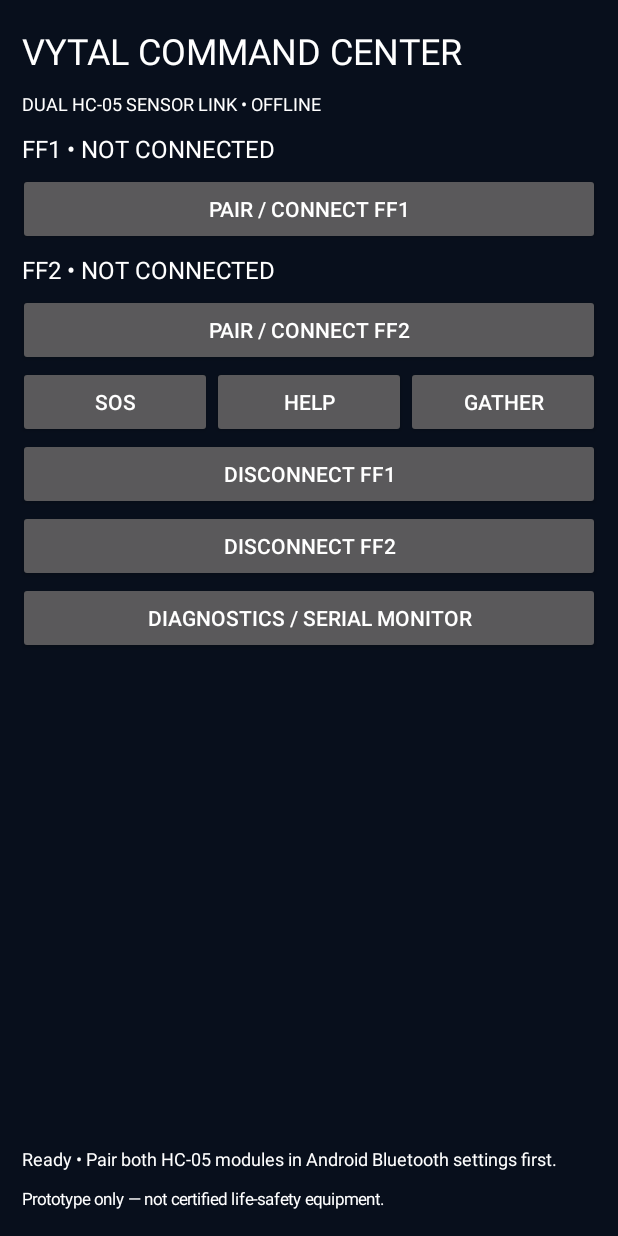
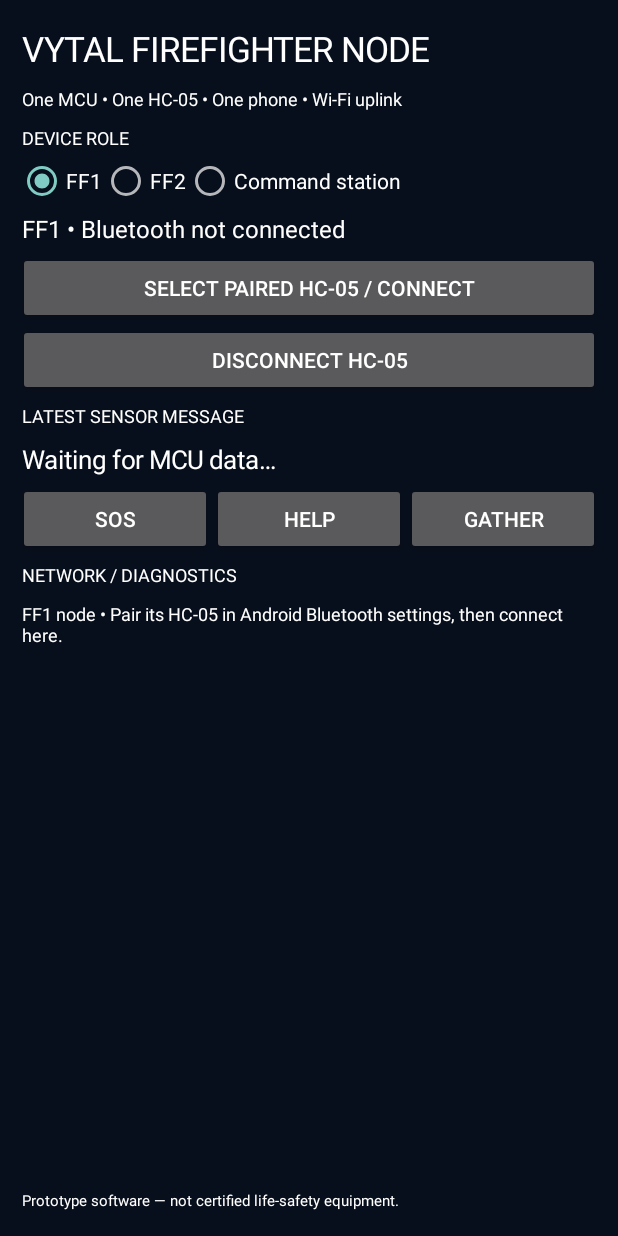
Before and after one commit to MD7parvez/vytal-mesh, an Android app: the screen it shows after launch (MainActivity), on a phone screen of 412 x 824 dp. Run offline under Robolectric (Android 15) with nearby library versions, the phone set to English and light mode, and no system bars.

Commit message:
Replace dual Bluetooth dashboard with FF1 FF2 and station role app

```diff
--- a/hc05-command-center/app/src/main/java/com/vytal/commandcenter/MainActivity.kt
+++ b/hc05-command-center/app/src/main/java/com/vytal/commandcenter/MainActivity.kt
@@ -1,103 +1,244 @@
 package com.vytal.commandcenter
 
 import android.Manifest
+import android.app.Activity
 import android.app.AlertDialog
-import android.app.Activity
 import android.bluetooth.BluetoothAdapter
 import android.content.*
 import android.content.pm.PackageManager
+import android.net.wifi.WifiManager
 import android.os.Build
 import android.os.Bundle
-import android.view.Gravity
+import android.view.View
 import android.widget.*
 import android.graphics.Color
+import java.net.DatagramPacket
+import java.net.DatagramSocket
+import java.net.InetAddress
+import kotlin.concurrent.thread
 
 class MainActivity : Activity() {
+    private lateinit var status: TextView
+    private lateinit var lastData: TextView
     private lateinit var log: TextView
-    private lateinit var status1: TextView
-    private lateinit var status2: TextView
     private lateinit var raw: TextView
-    private var diagnostics = false
+    private lateinit var connectButton: Button
+    private lateinit var disconnectButton: Button
+    private lateinit var alertRow: LinearLayout
+    private var role = "FF1"
+    @Volatile private var stationRunning = false
+    @Volatile private var stationSocket: DatagramSocket? = null
 
     private val receiver = object : BroadcastReceiver() {
         override fun onReceive(context: Context?, intent: Intent?) {
-            val slot = intent?.getStringExtra(BluetoothService.EVENT_SLOT) ?: return
-            val status = intent.getStringExtra(BluetoothService.EVENT_STATUS) ?: ""
+            val state = intent?.getStringExtra(BluetoothService.EVENT_STATUS) ?: return
             val line = intent.getStringExtra(BluetoothService.EVENT_LINE) ?: ""
-            val target = if (slot == "FF1") status1 else status2
-            target.text = "$slot • $status"
+            status.text = "Bluetooth • $state"
             if (line.isNotBlank()) {
-                raw.append("$slot  $line\n")
-                log.text = "$slot data received"
+                lastData.text = line
+                raw.append("$line\n")
+                log.text = "Sensor data received from $role"
             }
         }
     }
 
     override fun onCreate(savedInstanceState: Bundle?) {
         super.onCreate(savedInstanceState)
-        window.statusBarColor = Color.rgb(8,15,28)
-        window.navigationBarColor = Color.rgb(8,15,28)
-        if (checkSelfPermission(Manifest.permission.BLUETOOTH_CONNECT) != PackageManager.PERMISSION_GRANTED) {
+        window.statusBarColor = Color.rgb(8, 15, 28)
+        window.navigationBarColor = Color.rgb(8, 15, 28)
+        role = getSharedPreferences("vytal", MODE_PRIVATE).getString("role", "FF1") ?: "FF1"
+        buildUi()
+        val filter = IntentFilter(BluetoothService.EVENT)
+        if (Build.VERSION.SDK_INT >= 33) registerReceiver(receiver, filter, RECEIVER_NOT_EXPORTED)
+        else registerReceiver(receiver, filter)
+        ensurePermissions()
+        applyRole()
+    }
+
+    private fun ensurePermissions() {
+        if (Build.VERSION.SDK_INT >= 31 &&
+            checkSelfPermission(Manifest.permission.BLUETOOTH_CONNECT) != PackageManager.PERMISSION_GRANTED) {
             requestPermissions(arrayOf(Manifest.permission.BLUETOOTH_CONNECT), 41)
         }
-        buildUi()
-        val filter = IntentFilter(BluetoothService.EVENT)
-        if (Build.VERSION.SDK_INT >= 33) registerReceiver(receiver, filter, RECEIVER_NOT_EXPORTED) else registerReceiver(receiver, filter)
+        if (Build.VERSION.SDK_INT >= 33 &&
+            checkSelfPermission(Manifest.permission.POST_NOTIFICATIONS) != PackageManager.PERMISSION_GRANTED) {
+            requestPermissions(arrayOf(Manifest.permission.POST_NOTIFICATIONS), 42)
+        }
     }
 
     private fun buildUi() {
-        val root = LinearLayout(this).apply { orientation = LinearLayout.VERTICAL; setPadding(18,18,18,18); setBackgroundColor(Color.rgb(8,15,28)) }
-        fun text(s: String, size: Float = 16f) = TextView(this).apply { text=s; textSize=size; setTextColor(Color.WHITE); setPadding(4,8,4,8) }
-        fun button(s: String, action: () -> Unit) = Button(this).apply { text=s; setOnClickListener { action() } }
-        root.addView(text("VYTAL COMMAND CENTER", 24f))
-        root.addView(text("DUAL HC-05 SENSOR LINK • OFFLINE", 12f))
-        status1 = text("FF1 • NOT CONNECTED"); status2 = text("FF2 • NOT CONNECTED")
-        root.addView(status1); root.addView(button("PAIR / CONNECT FF1") { chooseDevice("FF1") })
-        root.addView(status2); root.addView(button("PAIR / CONNECT FF2") { chooseDevice("FF2") })
-        val row = LinearLayout(this).apply { orientation=LinearLayout.HORIZONTAL }
-        row.addView(button("SOS") { send("FF1", "SOS"); send("FF2", "SOS") }, LinearLayout.LayoutParams(0,-2,1f))
-        row.addView(button("HELP") { send("FF1", "HELP"); send("FF2", "HELP") }, LinearLayout.LayoutParams(0,-2,1f))
-        row.addView(button("GATHER") { send("FF1", "GATHER"); send("FF2", "GATHER") }, LinearLayout.LayoutParams(0,-2,1f))
-        root.addView(row)
-        root.addView(button("DISCONNECT FF1") { service(BluetoothService.ACTION_DISCONNECT, "FF1") })
-        root.addView(button("DISCONNECT FF2") { service(BluetoothService.ACTION_DISCONNECT, "FF2") })
-        root.addView(button("DIAGNOSTICS / SERIAL MONITOR") { diagnostics = !diagnostics; raw.visibility = if(diagnostics) android.view.View.VISIBLE else android.view.View.GONE })
-        raw = text("Incoming serial data appears here.\n", 12f).apply { visibility=android.view.View.GONE; setTextColor(Color.rgb(100,230,190)) }
-        val scroll = ScrollView(this); scroll.addView(raw); root.addView(scroll, LinearLayout.LayoutParams(-1,0,1f))
-        log = text("Ready • Pair both HC-05 modules in Android Bluetooth settings first.", 12f)
+        val root = LinearLayout(this).apply {
+            orientation = LinearLayout.VERTICAL
+            setPadding(18, 18, 18, 18)
+            setBackgroundColor(Color.rgb(8, 15, 28))
+        }
+        fun label(s: String, size: Float = 16f) = TextView(this).apply {
+            text = s; textSize = size; setTextColor(Color.WHITE); setPadding(4, 7, 4, 7)
+        }
+        fun button(s: String, action: () -> Unit) = Button(this).apply {
+            text = s; setOnClickListener { action() }
+        }
+        root.addView(label("VYTAL FIREFIGHTER NODE", 23f))
+        root.addView(label("One MCU • One HC-05 • One phone • Wi-Fi uplink", 12f))
+        root.addView(label("DEVICE ROLE", 12f))
+        val roles = RadioGroup(this).apply { orientation = RadioGroup.HORIZONTAL }
+        listOf("FF1", "FF2", "STATION").forEach { value ->
+            roles.addView(RadioButton(this).apply {
+                text = if (value == "STATION") "Command station" else value
+                setTextColor(Color.WHITE)
+                isChecked = role == value
+                id = View.generateViewId()
+                tag = value
+            })
+        }
+        roles.setOnCheckedChangeListener { group, checkedId ->
+            val selected = group.findViewById<RadioButton>(checkedId)?.tag as? String ?: "FF1"
+            if (selected != role) {
+                role = selected
+                getSharedPreferences("vytal", MODE_PRIVATE).edit().putString("role", role).apply()
+                applyRole()
+            }
+        }
+        root.addView(roles)
+        status = label("Bluetooth • Not connected")
+        root.addView(status)
+        connectButton = button("SELECT PAIRED HC-05 / CONNECT") { chooseDevice() }
+        disconnectButton = button("DISCONNECT HC-05") { stopBluetooth() }
+        root.addView(connectButton)
+        root.addView(disconnectButton)
+        root.addView(label("LATEST SENSOR MESSAGE", 12f))
+        lastData = label("Waiting for MCU data…", 17f)
+        root.addView(lastData)
+        alertRow = LinearLayout(this).apply { orientation = LinearLayout.HORIZONTAL }
+        listOf("SOS", "HELP", "GATHER").forEach { command ->
+            alertRow.addView(button(command) { sendAlert(command) }, LinearLayout.LayoutParams(0, -2, 1f))
+        }
+        root.addView(alertRow)
+        root.addView(label("NETWORK / DIAGNOSTICS", 12f))
+        log = label("Choose FF1 or FF2, connect HC-05, and join the command-station hotspot.", 12f)
         root.addView(log)
-        root.addView(text("Prototype only — not certified life-safety equipment.", 11f))
+        raw = label("", 11f).apply { setTextColor(Color.rgb(110, 225, 190)) }
+        val scroll = ScrollView(this)
+        scroll.addView(raw)
+        root.addView(scroll, LinearLayout.LayoutParams(-1, 0, 1f))
+        root.addView(label("Prototype software — not certified life-safety equipment.", 10f))
         setContentView(root)
     }
 
+    private fun applyRole() {
+        stopStationReceiver()
+        val station = role == "STATION"
+        connectButton.visibility = if (station) View.GONE else View.VISIBLE
+        disconnectButton.visibility = if (station) View.GONE else View.VISIBLE
+        alertRow.visibility = if (station) View.GONE else View.VISIBLE
+        if (station) {
+            status.text = "Command station • Starting UDP receiver"
+            log.text = "Connect this phone to the hotspot network. Keep this screen open to receive FF1 and FF2."
+            startStationReceiver()
+        } else {
+            status.text = "$role • Bluetooth not connected"
+            log.text = "$role node • Pair its HC-05 in Android Bluetooth settings, then connect here."
+        }
+    }
+
     @Suppress("MissingPermission")
-    private fun chooseDevice(slot: String) {
-        if (checkSelfPermission(Manifest.permission.BLUETOOTH_CONNECT) != PackageManager.PERMISSION_GRANTED) {
-            requestPermissions(arrayOf(Manifest.permission.BLUETOOTH_CONNECT), 41); return
+    private fun chooseDevice() {
+        if (Build.VERSION.SDK_INT >= 31 &&
+            checkSelfPermission(Manifest.permission.BLUETOOTH_CONNECT) != PackageManager.PERMISSION_GRANTED) {
+            ensurePermissions()
+            log.text = "Allow Nearby devices permission, then tap connect again."
+            return
         }
         val adapter = BluetoothAdapter.getDefaultAdapter()
-        if (adapter == null || !adapter.isEnabled) { log.text="Turn on Bluetooth and pair both HC-05 modules in Settings."; return }
+        if (adapter == null || !adapter.isEnabled) {
+            log.text = "Turn on Bluetooth and pair this node's HC-05 in Android Bluetooth settings."
+            return
+        }
         val devices = adapter.bondedDevices.toList()
-        if (devices.isEmpty()) { log.text="No paired devices. Pair HC-05 modules in Android Bluetooth settings."; return }
+        if (devices.isEmpty()) {
+            log.text = "No paired devices. Pair this phone with its HC-05 in Android Bluetooth settings first."
+            return
+        }
         val labels = devices.map { "${it.name ?: "Bluetooth device"} • ${it.address}" }.toTypedArray()
-        AlertDialog.Builder(this).setTitle("Select $slot HC-05")
+        AlertDialog.Builder(this).setTitle("Select this node's HC-05")
             .setItems(labels) { _, which ->
-                val d=devices[which]
-                val i=Intent(this, BluetoothService::class.java).setAction(BluetoothService.ACTION_CONNECT)
-                    .putExtra(BluetoothService.EXTRA_SLOT,slot).putExtra(BluetoothService.EXTRA_MAC,d.address)
-                if (Build.VERSION.SDK_INT >= 26) startForegroundService(i) else startService(i)
-            }.setNegativeButton("Cancel",null).show()
+                val device = devices[which]
+                val intent = Intent(this, BluetoothService::class.java)
+                    .setAction(BluetoothService.ACTION_CONNECT)
+                    .putExtra(BluetoothService.EXTRA_MAC, device.address)
+                    .putExtra(BluetoothService.EXTRA_ROLE, role)
+                if (Build.VERSION.SDK_INT >= 26) startForegroundService(intent) else startService(intent)
+                status.text = "Bluetooth • Connecting to ${device.name ?: device.address}"
+                log.text = "Persistent Bluetooth SPP connection requested for $role."
+            }.setNegativeButton("Cancel", null).show()
     }
 
-    private fun service(action: String, slot: String) {
-        startService(Intent(this, BluetoothService::class.java).setAction(action).putExtra(BluetoothService.EXTRA_SLOT,slot))
+    private fun stopBluetooth() {
+        startService(Intent(this, BluetoothService::class.java).setAction(BluetoothService.ACTION_DISCONNECT))
     }
-    private fun send(slot: String, message: String) {
-        startService(Intent(this, BluetoothService::class.java).setAction(BluetoothService.ACTION_SEND)
-            .putExtra(BluetoothService.EXTRA_SLOT,slot).putExtra(BluetoothService.EXTRA_TEXT,message))
+
+    private fun sendAlert(command: String) {
+        sendToStation("VYTAL/1|$role|ALERT|$command")
+        log.text = "$command alert sent to command-station hotspot, if reachable."
+    }
+
+    private fun sendToStation(message: String) {
+        thread(name = "VytalUdpSend") {
+            try {
+                val wifi = applicationContext.getSystemService(WIFI_SERVICE) as WifiManager
+                @Suppress("DEPRECATION")
+                val gateway = wifi.dhcpInfo.gateway
+                if (gateway == 0) throw IllegalStateException("Not connected to the command-station Wi-Fi hotspot")
+                val address = InetAddress.getByAddress(byteArrayOf(
+                    (gateway and 0xff).toByte(), (gateway shr 8 and 0xff).toByte(),
+                    (gateway shr 16 and 0xff).toByte(), (gateway shr 24 and 0xff).toByte()
+                ))
+                val bytes = message.toByteArray(Charsets.UTF_8)
+                DatagramSocket().use { socket ->
+                    socket.broadcast = true
+                    socket.send(DatagramPacket(bytes, bytes.size, address, 4210))
+                }
+            } catch (e: Exception) {
+                runOnUiThread { log.text = "Wi-Fi uplink: ${e.message ?: "send failed"}" }
+            }
+        }
+    }
+
+    private fun startStationReceiver() {
+        if (stationRunning) return
+        stationRunning = true
+        thread(name = "VytalStationUdp") {
+            try {
+                val socket = DatagramSocket(4210, InetAddress.getByName("0.0.0.0"))
+                stationSocket = socket
+                val buffer = ByteArray(4096)
+                runOnUiThread { status.text = "Command station • Listening on UDP 4210" }
+                while (stationRunning) {
+                    val packet = DatagramPacket(buffer, buffer.size)
+                    socket.receive(packet)
+                    val message = String(packet.data, packet.offset, packet.length, Charsets.UTF_8)
+                    runOnUiThread {
+                        raw.append("${packet.address.hostAddress}: $message\n")
+                        lastData.text = message
+                        log.text = "Received command-station message"
+                    }
+                }
+            } catch (e: Exception) {
+                if (stationRunning) runOnUiThread { log.text = "Station receiver error: ${e.message}" }
+            } finally {
+                stationSocket = null
+            }
+        }
+    }
+
+    private fun stopStationReceiver() {
+        stationRunning = false
+        stationSocket?.close()
+        stationSocket = null
     }
 
     override fun onDestroy() {
+        stopStationReceiver()
         try { unregisterReceiver(receiver) } catch (_: Exception) {}
         super.onDestroy()
     }
```
